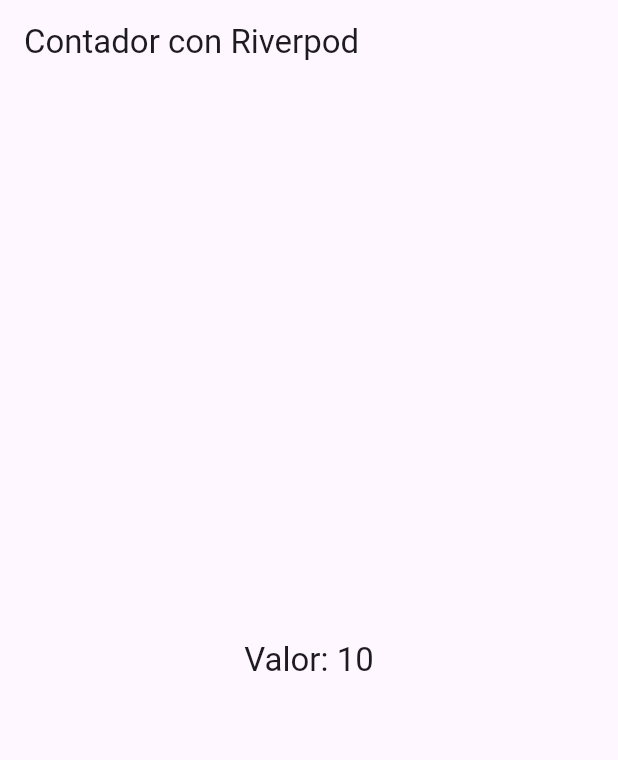
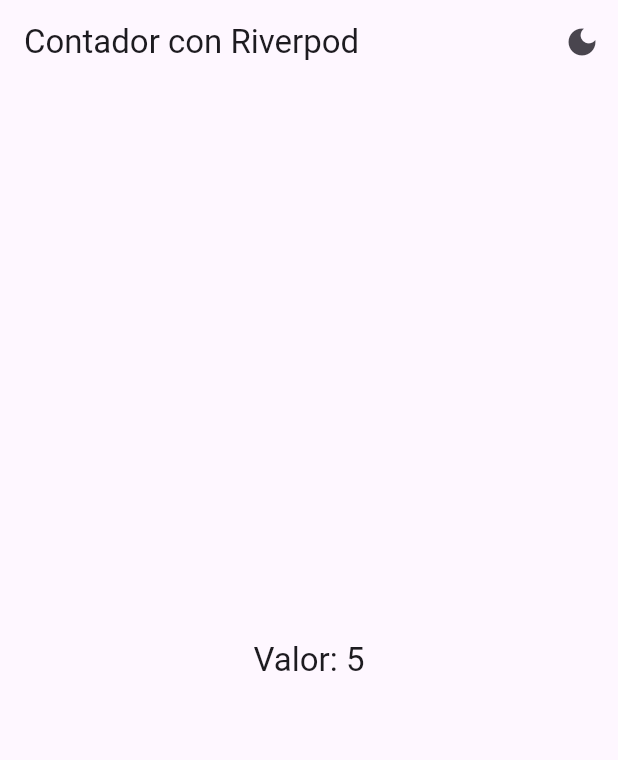
Before and after one commit to LBetti/widgetsMaterial3, a Flutter app: the CounterScreen screen opened by its route, on a phone screen of 412 x 824 dp. Shown: the top 760 px of the screen. Run offline on Flutter 3.47's test engine with Material 2 defaults, Android fonts, the phone set to English and light mode, and no system bars; our stand-ins replace animate_do, flutter_riverpod, go_router.

Commit message:
riverpod bases

```diff
--- a/lib/config/router/app_router.dart
+++ b/lib/config/router/app_router.dart
@@ -1,5 +1,4 @@
 import 'package:go_router/go_router.dart';
-import 'package:widgets_app/presentation/screens/counter/counter_screen.dart';
 
 import '../../presentation/screens/screens.dart';
 
--- a/lib/main.dart
+++ b/lib/main.dart
@@ -1,9 +1,11 @@
 import 'package:flutter/material.dart';
+import 'package:flutter_riverpod/flutter_riverpod.dart';
+
 import 'package:widgets_app/config/router/app_router.dart';
 import 'package:widgets_app/config/theme/app_theme.dart';
 
 void main() {
-  runApp(const MainApp());
+  runApp(const ProviderScope(child: MainApp()));
 }
 
 class MainApp extends StatelessWidget {
--- /dev/null
+++ b/lib/presentation/providers/counter_provider.dart
@@ -0,0 +1,3 @@
+import 'package:flutter_riverpod/flutter_riverpod.dart';
+
+final counterProvider = StateProvider((ref) => 5);
--- /dev/null
+++ b/lib/presentation/providers/theme_provider.dart
@@ -0,0 +1,3 @@
+import 'package:flutter_riverpod/flutter_riverpod.dart';
+
+final isDarkModeProvider = StateProvider<bool>((ref) => false);
--- a/lib/presentation/screens/counter/counter_screen.dart
+++ b/lib/presentation/screens/counter/counter_screen.dart
@@ -1,22 +1,42 @@
 import 'package:flutter/material.dart';
+import 'package:flutter_riverpod/flutter_riverpod.dart';
+import 'package:widgets_app/presentation/providers/counter_provider.dart';
+import 'package:widgets_app/presentation/providers/theme_provider.dart';
 
 //counter_screen
 
-class CounterScreen extends StatelessWidget {
+class CounterScreen extends ConsumerWidget {
   static const name = 'counter_screen';
   const CounterScreen({super.key});
 
   @override
-  Widget build(BuildContext context) {
+  Widget build(BuildContext context, WidgetRef ref) {
+    final int value = ref.watch(counterProvider);
+    final bool isDarkMode = ref.watch(isDarkModeProvider);
     return Scaffold(
       appBar: AppBar(
+        actions: [
+          IconButton(
+              onPressed: () {
+                ref
+                    .read(isDarkModeProvider.notifier)
+                    .update((state) => !isDarkMode);
+              },
+              icon: isDarkMode
+                  ? const Icon(Icons.light_mode_outlined)
+                  : const Icon(Icons.dark_mode))
+        ],
         title: const Text('Contador con Riverpod'),
       ),
       body: Center(
-        child: Text('Valor: 10', style: Theme.of(context).textTheme.titleLarge),
+        child: Text('Valor: $value',
+            style: Theme.of(context).textTheme.titleLarge),
       ),
       floatingActionButton: FloatingActionButton(
-        onPressed: () {},
+        onPressed: () {
+          ref.read(counterProvider.notifier).state++;
+          //ref.read(counterProvider.notifier).update((state) => state + 1);
+        },
         child: const Icon(Icons.add),
       ),
     );
--- a/lib/presentation/screens/ui_controls/ui_controls_screen.dart
+++ b/lib/presentation/screens/ui_controls/ui_controls_screen.dart
@@ -11,15 +11,13 @@ class UiControlsScreen extends StatelessWidget {
       appBar: AppBar(
         title: const Text('UI Controls'),
       ),
-      body: _UiControlsView(),
+      body: const _UiControlsView(),
     );
   }
 }
 
 class _UiControlsView extends StatefulWidget {
-  const _UiControlsView({
-    super.key,
-  });
+  const _UiControlsView();
 
   @override
   State<_UiControlsView> createState() => _UiControlsViewState();
--- a/pubspec.yaml
+++ b/pubspec.yaml
@@ -11,6 +11,7 @@ dependencies:
   flutter:
     sdk: flutter
   go_router: ^7.0.0
+  flutter_riverpod: ^2.3.1
 
 dev_dependencies:
   flutter_lints: ^2.0.0
```
Also changed, not shown: pubspec.lock.
